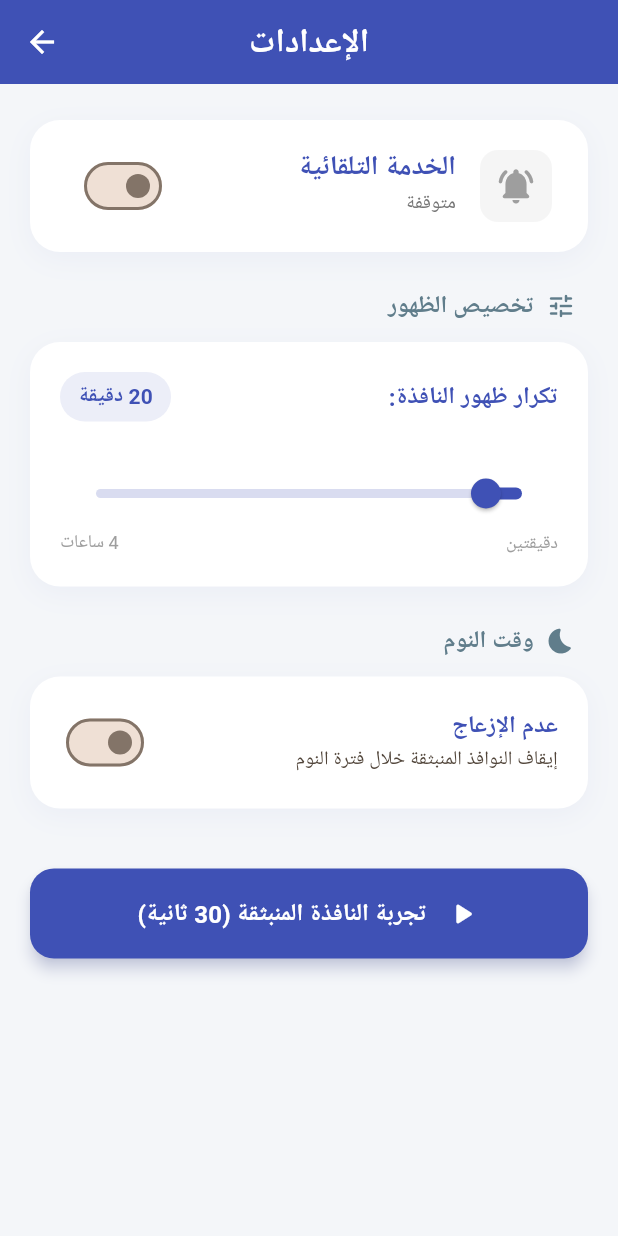
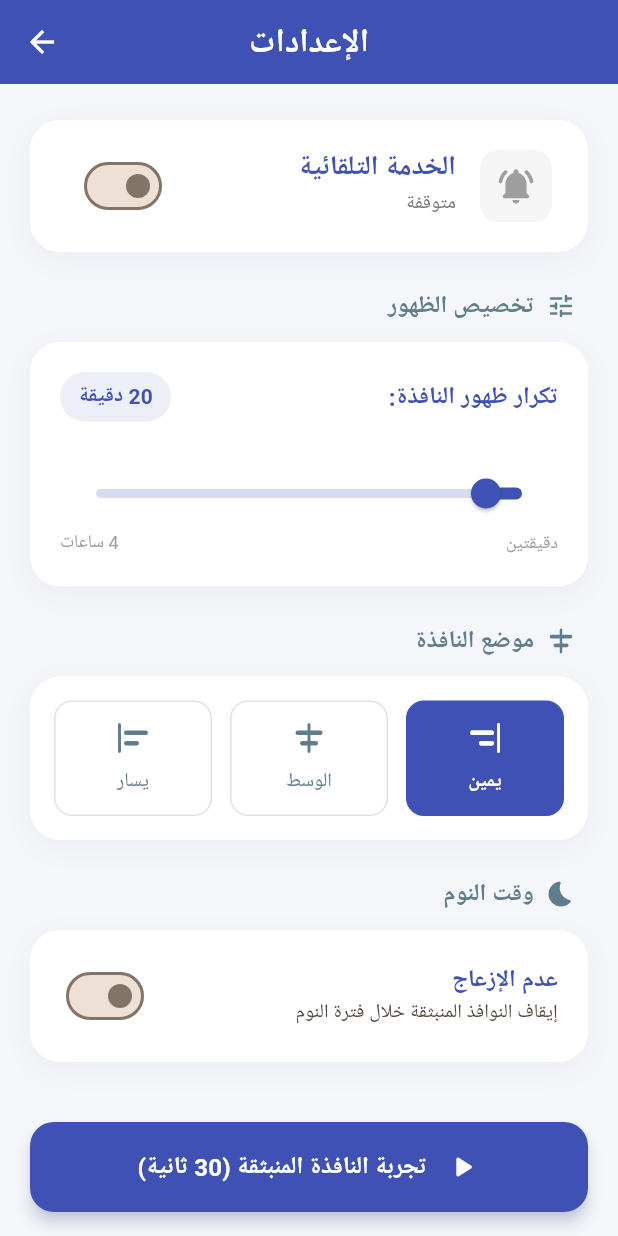
Before and after one commit to Mohamed-Boukra/NotiBac, a Flutter app: the screen it shows after launch, after a tap on "الإعدادات", on a phone screen of 412 x 824 dp. Run offline on Flutter 3.47's test engine with Material 3 defaults, Android fonts, the phone set to English and light mode, and no system bars; our stand-ins replace shared_preferences.

Commit message:
add card position costumization by user

```diff
--- a/lib/pages/settings_page.dart
+++ b/lib/pages/settings_page.dart
@@ -18,6 +18,7 @@ class _SettingsPageState extends State<SettingsPage> {
 
   bool _periodicEnabled = false;
   int _periodicInterval = 20; // in minutes
+  String _popupPosition = 'right';
 
   bool _dndEnabled = false;
   TimeOfDay _dndStart = const TimeOfDay(hour: 23, minute: 0); // 11 PM
@@ -39,6 +40,7 @@ class _SettingsPageState extends State<SettingsPage> {
     setState(() {
       _periodicEnabled = prefs.getBool('periodic_enabled') ?? false;
       _periodicInterval = prefs.getInt('periodic_interval') ?? 20;
+      _popupPosition = prefs.getString('popup_position') ?? 'right';
       _dndEnabled = prefs.getBool('dnd_enabled') ?? false;
 
       final dStart = prefs.getInt('dnd_start') ?? 23;
@@ -52,6 +54,7 @@ class _SettingsPageState extends State<SettingsPage> {
     final prefs = await SharedPreferences.getInstance();
     if (value is bool) await prefs.setBool(key, value);
     if (value is int) await prefs.setInt(key, value);
+    if (value is String) await prefs.setString(key, value);
 
     if (_periodicEnabled && key != 'periodic_enabled') {
       await _ch.invokeMethod('restartPeriodic');
@@ -246,6 +249,29 @@ class _SettingsPageState extends State<SettingsPage> {
 
             const SizedBox(height: 24),
 
+            // ── Popup Position ──
+            _buildSectionTitle('موضع النافذة', Icons.align_horizontal_center_rounded),
+            _buildSectionCard(
+              padding: const EdgeInsets.all(16),
+              child: Row(
+                children: [
+                  Expanded(
+                    child: _buildPositionOption('يمين', 'right', Icons.align_horizontal_right_rounded),
+                  ),
+                  const SizedBox(width: 12),
+                  Expanded(
+                    child: _buildPositionOption('الوسط', 'center', Icons.align_horizontal_center_rounded),
+                  ),
+                  const SizedBox(width: 12),
+                  Expanded(
+                    child: _buildPositionOption('يسار', 'left', Icons.align_horizontal_left_rounded),
+                  ),
+                ],
+              ),
+            ),
+
+            const SizedBox(height: 24),
+
             // ── Do Not Disturb ──
             _buildSectionTitle('وقت النوم', Icons.bedtime_rounded),
             _buildSectionCard(
@@ -396,4 +422,37 @@ class _SettingsPageState extends State<SettingsPage> {
       ),
     );
   }
+
+  Widget _buildPositionOption(String title, String value, IconData icon) {
+    final isSelected = _popupPosition == value;
+    return InkWell(
+      onTap: () {
+        setState(() => _popupPosition = value);
+        _saveSetting('popup_position', value);
+      },
+      borderRadius: BorderRadius.circular(12),
+      child: Container(
+        padding: const EdgeInsets.symmetric(vertical: 12),
+        decoration: BoxDecoration(
+          color: isSelected ? Colors.indigo : Colors.transparent,
+          borderRadius: BorderRadius.circular(12),
+          border: Border.all(color: isSelected ? Colors.indigo : Colors.grey.withValues(alpha: 0.3)),
+        ),
+        child: Column(
+          children: [
+            Icon(icon, color: isSelected ? Colors.white : Colors.blueGrey, size: 24),
+            const SizedBox(height: 8),
+            Text(
+              title,
+              style: TextStyle(
+                color: isSelected ? Colors.white : Colors.blueGrey,
+                fontWeight: isSelected ? FontWeight.bold : FontWeight.normal,
+                fontSize: 13,
+              ),
+            ),
+          ],
+        ),
+      ),
+    );
+  }
 }
```
Also changed, not shown: 2 other files.
